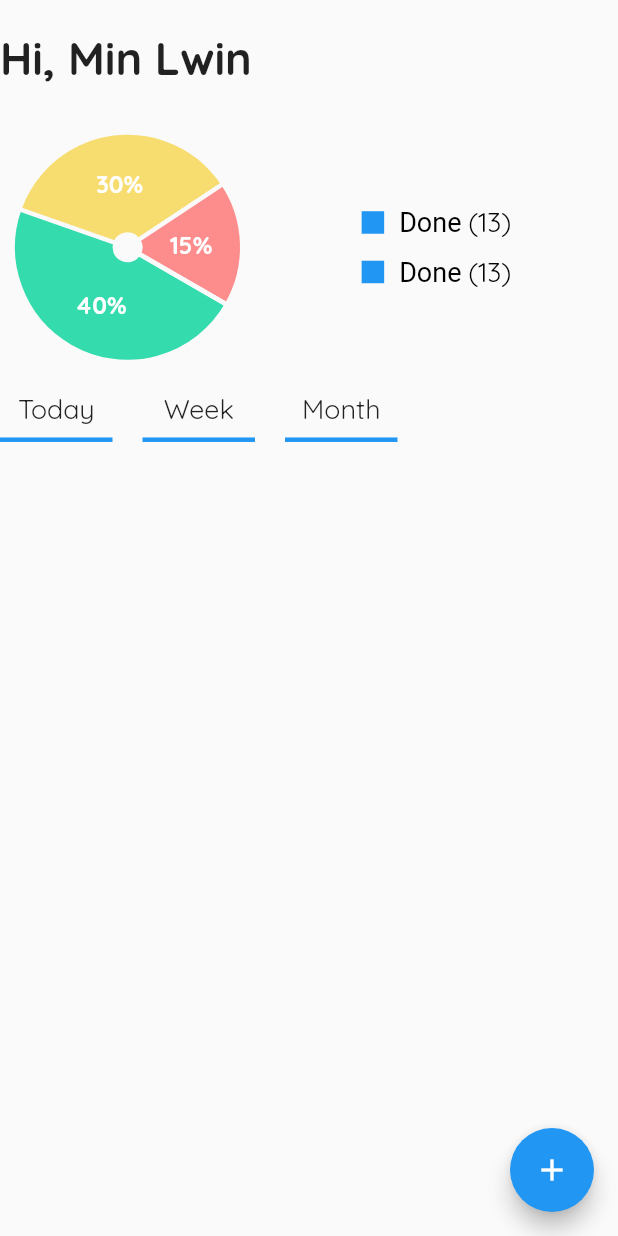
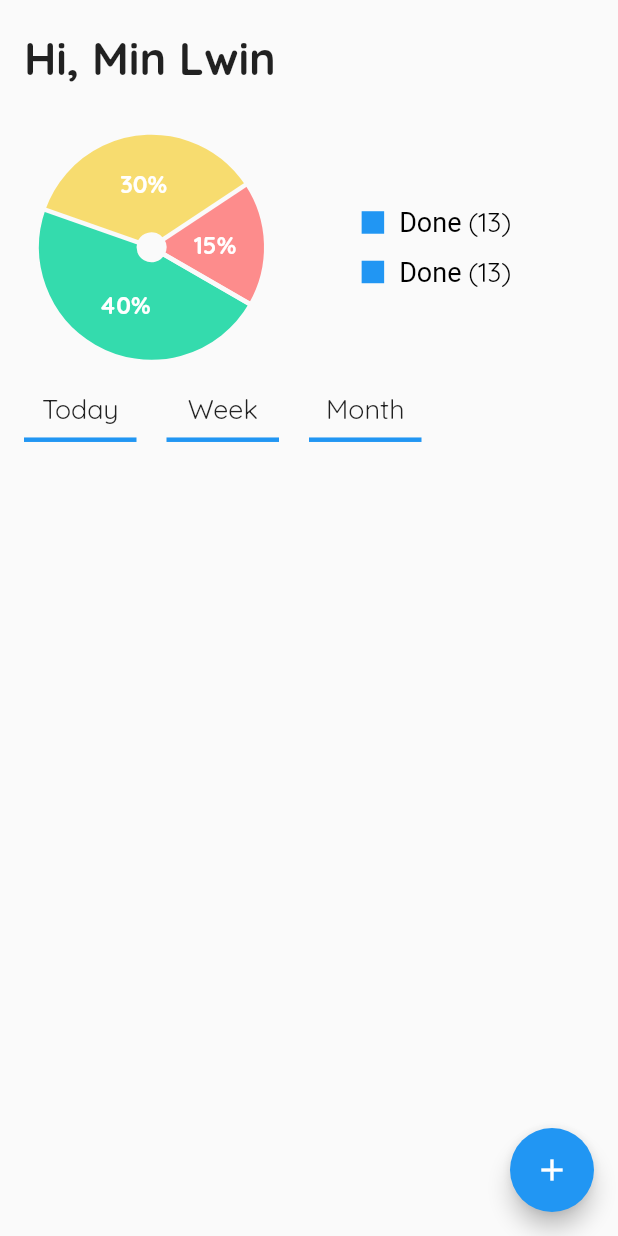
Before and after one commit to Minlwinkyaw307/task-manager, a Flutter app: the screen it shows after launch, on a phone screen of 412 x 824 dp. Run offline on Flutter 3.47's test engine with Material 2 defaults, Android fonts, the phone set to English and light mode, and no system bars; drawn by our look-alikes of fl_chart; our stand-ins replace shared_preferences, sqflite; accounts and stored records are empty.

```diff
--- a/lib/model/task_model.dart
+++ b/lib/model/task_model.dart
@@ -147,7 +147,7 @@ class Task {
       returnList.add(new Task(
         id: temp['id'],
         title: temp['title'],
-        description: temp['thumbnail'],
+        description: temp['description'],
         startDate: temp['startDate'],
         endDate: temp['endDate'],
         startTime: temp['startTime'],
--- a/lib/page/home_page.dart
+++ b/lib/page/home_page.dart
@@ -10,6 +10,7 @@ import 'package:task_manager/widget/value_indicator.dart';
 
 class HomePage extends StatefulWidget {
   static const ROUTE_NAME = '/';
+
   @override
   _HomePageState createState() => _HomePageState();
 }
@@ -32,15 +33,10 @@ class _HomePageState extends State<HomePage> {
       child: Scaffold(
           floatingActionButton: FloatingActionButton(
             onPressed: () {
-            Navigator.of(
-                context)
-                .pushNamed(
-                TaskDetailEdit.ROUTE_NAME,
-                arguments: -1);
+              Navigator.of(context)
+                  .pushNamed(TaskDetailEdit.ROUTE_NAME, arguments: -1);
             },
-          child: Icon(
-            Icons.add
-          ),
+            child: Icon(Icons.add),
           ),
           body: Padding(
             padding: const EdgeInsets.symmetric(
@@ -57,6 +53,8 @@ class _HomePageState extends State<HomePage> {
                         padding: const EdgeInsets.only(
                           top: 20,
                           bottom: 10,
+                          left: 16,
+                          right: 16,
                         ),
                         child: Text(
                           "Hi, Min Lwin",
@@ -69,6 +67,9 @@ class _HomePageState extends State<HomePage> {
                       Container(
                         width: constraints.maxWidth,
                         height: constraints.maxHeight * 0.235,
+                        padding: const EdgeInsets.symmetric(
+                          horizontal: 16,
+                        ),
                         child: Row(
                           mainAxisAlignment: MainAxisAlignment.spaceBetween,
                           children: <Widget>[
@@ -90,16 +91,9 @@ class _HomePageState extends State<HomePage> {
                             )
                           ],
                         ),
+
 //                    color: Colors.blue,
                       ),
-//                  Text(
-//                    "Today your task list",
-//                    style: TextStyle(
-//                      color: Color.fromRGBO(0, 0, 0, 0.75),
-//                      fontSize: 15,
-//                      fontWeight: FontWeight.w300,
-//                    ),
-//                  ),
                       Expanded(
                         child: Container(
                           child: Column(
@@ -111,6 +105,9 @@ class _HomePageState extends State<HomePage> {
                                   Container(
                                     margin: const EdgeInsets.only(
                                       right: 20,
+                                    ),
+                                    padding: const EdgeInsets.only(
+                                      left: 16,
                                     ),
                                     child: Column(
                                       children: <Widget>[
@@ -188,37 +185,49 @@ class _HomePageState extends State<HomePage> {
                                     return Container(
                                       width: constraints.maxWidth,
                                       height: constraints.maxHeight,
-                                  padding: EdgeInsets.only(top: 15, bottom: 15),
+
                                       child: PageView(
                                         scrollDirection: Axis.horizontal,
                                         onPageChanged: (pageNo) {
-                                      print("Page Number " + pageNo.toString());
+                                          print("Page Number " +
+                                              pageNo.toString());
                                         },
                                         children: <Widget>[
-
                                           Container(
                                             width: constraints.maxWidth,
                                             height: constraints.maxHeight,
-                                        padding: const EdgeInsets.only(
+                                            margin: const EdgeInsets.only(
                                               top: 15,
                                             ),
                                             child: SingleChildScrollView(
                                               child: Container(
                                                 width: constraints.maxWidth,
-                                            height: constraints.maxHeight * 0.9,
-                                            margin: EdgeInsets.symmetric(
-                                              vertical: 20,
+                                                height:
+                                                    constraints.maxHeight * 0.95,
+                                                margin: EdgeInsets.only(
+                                                  top: 10,
+                                                  bottom: 20,
                                                 ),
                                                 child: ListView.builder(
-                                              itemCount: this._taskProvider.allTaskCount(),
-                                              itemBuilder: (context, index){
-                                                return TaskCardView(currentTask: allTasks[index],);
+                                                  itemCount: this
+                                                      ._taskProvider
+                                                      .allTaskCount(),
+                                                  itemBuilder:
+                                                      (context, index) {
+                                                    return Container(
+                                                      padding: const EdgeInsets.symmetric(
+                                                        horizontal: 16,
+                                                      ),
+                                                      child: TaskCardView(
+                                                        currentTask:
+                                                            allTasks[index],
+                                                      ),
+                                                    );
                                                   },
                                                 ),
                                               ),
                                             ),
                                           ),
-
                                         ],
                                       ),
                                     );
--- a/lib/util/global_data.dart
+++ b/lib/util/global_data.dart
@@ -12,3 +12,8 @@ const Color DOING_COLOR_SEC = const Color(0xFFFEF5E7);
 
 //const Color INPUT_BG_COLOR = const Color.fromRGBO(235, 234, 234, 0.8);
 const Color INPUT_BG_COLOR = const Color(0xFFE9ECEE);
+//Done
+//Color(0xFFD4EFDF)
+
+//New
+//Color(0xFFD4E6F1)
```
Also changed, not shown: lib/page/task_detail_edit_page.dart (+27 -4 lines), lib/widget/task_card_view_widget.dart (+112 -72 lines). Lines whose indentation alone changed are shown as unchanged.
